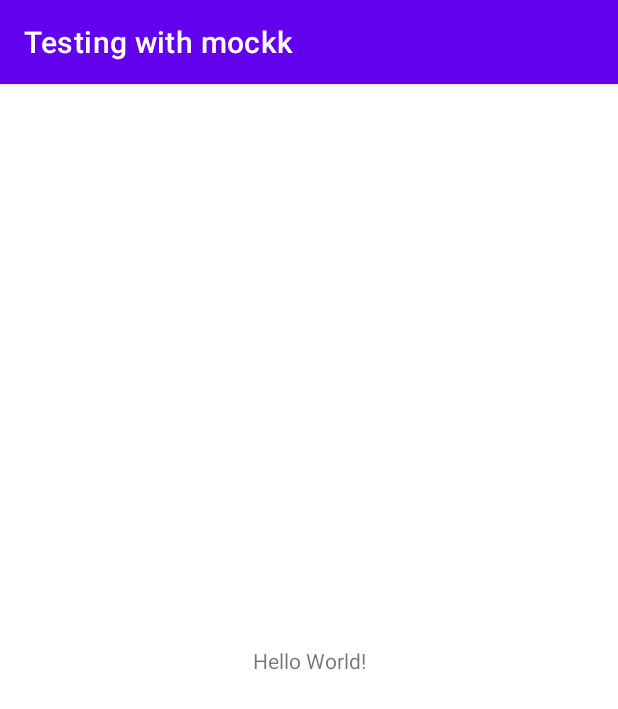
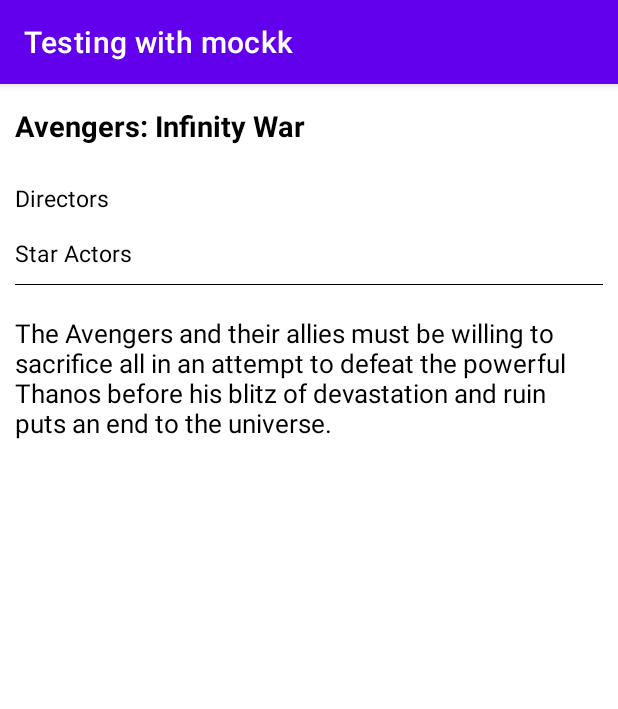
Before and after one commit to MohamedCS1/Testing-with-mockk, an Android app: the screen it shows after launch (MainActivity), on a phone screen of 412 x 824 dp. Shown: the top 709 px of the screen. Run offline under Robolectric (Android 15) with nearby library versions, the phone set to English and light mode, and no system bars; pictures from the network do not load.

```diff
--- a/app/src/main/AndroidManifest.xml
+++ b/app/src/main/AndroidManifest.xml
@@ -1,6 +1,8 @@
 <?xml version="1.0" encoding="utf-8"?>
 <manifest xmlns:android="http://schemas.android.com/apk/res/android"
     xmlns:tools="http://schemas.android.com/tools">
+
+    <uses-permission android:name="android.permission.INTERNET"/>
 
     <application
         android:allowBackup="true"
@@ -12,7 +14,7 @@
         android:theme="@style/Theme.TestingWithMockk"
         tools:targetApi="31">
         <activity
-            android:name=".MainActivity"
+            android:name=".ui.movie.MainActivity"
             android:exported="true">
             <intent-filter>
                 <action android:name="android.intent.action.MAIN" />
--- a/app/src/main/java/com/example/testingwithmockk/MainActivity.kt
+++ /dev/null
@@ -1,11 +0,0 @@
-package com.example.testingwithmockk
-
-import androidx.appcompat.app.AppCompatActivity
-import android.os.Bundle
-
-class MainActivity : AppCompatActivity() {
-    override fun onCreate(savedInstanceState: Bundle?) {
-        super.onCreate(savedInstanceState)
-        setContentView(R.layout.activity_main)
-    }
-}
--- /dev/null
+++ b/app/src/main/java/com/example/testingwithmockk/data/Movie.kt
@@ -0,0 +1,10 @@
+package com.example.testingwithmockk.data
+
+data class Movie (
+    val id: Int,
+    val title: String,
+    val image: String,
+    val description: String,
+    val directors: ArrayList<String>?,
+    val star_actors: ArrayList<String>?
+)
--- /dev/null
+++ b/app/src/main/java/com/example/testingwithmockk/data/source/MoviesDataSource.kt
@@ -0,0 +1,7 @@
+package com.example.testingwithmockk.data.source
+
+import com.example.testingwithmockk.data.Movie
+
+interface MoviesDataSource {
+    fun getMovie(movieId: Int): Movie?
+}
--- /dev/null
+++ b/app/src/main/java/com/example/testingwithmockk/data/source/MoviesRemoteDataSource.kt
@@ -0,0 +1,58 @@
+package com.example.testingwithmockk.data.source
+
+import com.example.testingwithmockk.data.Movie
+
+
+object MoviesRemoteDataSource : MoviesDataSource {
+
+    private var MOVIES_REMOTE_DATA = LinkedHashMap<Int, Movie>(2)
+
+    init {
+        addMovie(
+            0,
+            "Avengers: Infinity War",
+            "https://nyc3.digitaloceanspaces.com/open-api-spaces/open-api-static/blog/1/Infinity_War-infinity_war.png",
+            "The Avengers and their allies must be willing to sacrifice all in an attempt to " +
+                    "defeat the powerful Thanos before his blitz of devastation and ruin puts an end to " +
+                    "the universe.",
+            arrayListOf("Anthony Russo", "Joe Russo"),
+            arrayListOf("Robert Downey Jr.", "Chris Hemsworth", "Mark Ruffalo", "+ more...")
+        )
+
+        addMovie(
+            1,
+            "The Rundown",
+            "https://nyc3.digitaloceanspaces.com/open-api-spaces/open-api-static/blog/1/The_Rundown-the_rundown.png",
+            "A tough aspiring chef is hired to bring home a mobster's son from the Amazon but " +
+                    "becomes involved in the fight against an oppressive town operator and the search " +
+                    "for a legendary treasure.",
+            arrayListOf("R.J. Stewart", "James Vanderbilt"),
+            arrayListOf("Dwayne Johnson", "Seann William Scott", "Rosario Dawson", "Christopher Walken")
+        )
+    }
+
+    override fun getMovie(movieId: Int): Movie? {
+        return MOVIES_REMOTE_DATA[movieId]
+    }
+
+    private fun addMovie(
+        id: Int,
+        title: String,
+        image: String,
+        description: String,
+        directors: ArrayList<String>?,
+        star_actors: ArrayList<String>?
+    ){
+        val movie = Movie(
+            id = id,
+            title = title,
+            image = image,
+            description = description,
+            directors = directors,
+            star_actors = star_actors
+        )
+        MOVIES_REMOTE_DATA[id] = movie
+    }
+
+
+}
--- /dev/null
+++ b/app/src/main/java/com/example/testingwithmockk/factory/MovieFragmentFactory.kt
@@ -0,0 +1,33 @@
+package com.example.testingwithmockk.factory
+
+import androidx.fragment.app.Fragment
+import androidx.fragment.app.FragmentFactory
+import com.example.testingwithmockk.ui.movie.DirectorsFragment
+import com.example.testingwithmockk.ui.movie.MovieDetailFragment
+import com.example.testingwithmockk.ui.movie.StarActorsFragment
+
+class MovieFragmentFactory:FragmentFactory() {
+
+    override fun instantiate(classLoader: ClassLoader, className: String): Fragment {
+
+        when(className){
+
+            MovieDetailFragment::class.java.name -> {
+                MovieDetailFragment()
+            }
+
+            DirectorsFragment::class.java.name -> {
+                DirectorsFragment()
+            }
+
+            StarActorsFragment::class.java.name -> {
+                StarActorsFragment()
+            }
+
+            else -> {
+                super.instantiate(classLoader, className)
+            }
+        }
+        return super.instantiate(classLoader, className)
+    }
+}
--- /dev/null
+++ b/app/src/main/java/com/example/testingwithmockk/ui/movie/MainActivity.kt
@@ -0,0 +1,29 @@
+package com.example.testingwithmockk.ui.movie
+
+import androidx.appcompat.app.AppCompatActivity
+import android.os.Bundle
+import com.example.testingwithmockk.R
+import com.example.testingwithmockk.factory.MovieFragmentFactory
+
+class
+MainActivity : AppCompatActivity() {
+    override fun onCreate(savedInstanceState: Bundle?) {
+        super.onCreate(savedInstanceState)
+        setContentView(R.layout.activity_main)
+
+        supportFragmentManager.fragmentFactory = MovieFragmentFactory()
+
+        init()
+    }
+
+    private fun init(){
+        if(supportFragmentManager.fragments.size == 0){
+            val movieId = 0
+            val bundle = Bundle()
+            bundle.putInt("movie_id", movieId)
+            supportFragmentManager.beginTransaction()
+                .replace(R.id.container, MovieDetailFragment::class.java, bundle)
+                .commit()
+        }
+    }
+}
--- /dev/null
+++ b/app/src/main/java/com/example/testingwithmockk/ui/movie/MovieDetailFragment.kt
@@ -0,0 +1,82 @@
+package com.example.testingwithmockk.ui.movie
+
+import android.os.Bundle
+import androidx.fragment.app.Fragment
+import android.view.LayoutInflater
+import android.view.View
+import android.view.ViewGroup
+import android.widget.ImageView
+import android.widget.TextView
+import com.bumptech.glide.Glide
+import com.bumptech.glide.request.RequestOptions
+import com.example.testingwithmockk.R
+import com.example.testingwithmockk.data.Movie
+import com.example.testingwithmockk.data.source.MoviesDataSource
+import com.example.testingwithmockk.data.source.MoviesRemoteDataSource
+
+class MovieDetailFragment(
+): Fragment(){
+
+    private lateinit var movie_description:TextView
+    private lateinit var movie_directiors: TextView
+    private lateinit var movie_image: ImageView
+    private lateinit var movie_title: TextView
+    private lateinit var movie_star_actors:TextView
+    private lateinit var movie: Movie
+
+    override fun onCreate(savedInstanceState: Bundle?) {
+        super.onCreate(savedInstanceState)
+        arguments?.let { args ->
+            args.getInt("movie_id").let{ movieId ->
+                MoviesRemoteDataSource.getMovie(movieId)?.let{ movieFromRemote ->
+                    movie = movieFromRemote
+                }
+            }
+        }
+    }
+
+    override fun onCreateView(
+        inflater: LayoutInflater, container: ViewGroup?,
+        savedInstanceState: Bundle?
+    ): View? {
+        val view = inflater.inflate(R.layout.fragment_movie_detail, container, false)
+        movie_description = view.findViewById(R.id.movie_description)
+        movie_directiors = view.findViewById(R.id.movie_directiors)
+        movie_image = view.findViewById(R.id.movie_image)
+        movie_title = view.findViewById(R.id.movie_title)
+        movie_star_actors = view.findViewById(R.id.movie_star_actors)
+        return view    }
+
+    override fun onViewCreated(view: View, savedInstanceState: Bundle?) {
+        super.onViewCreated(view, savedInstanceState)
+
+        setMovieDetails()
+
+        movie_directiors.setOnClickListener {
+            val bundle = Bundle()
+            bundle.putStringArrayList("args_directors", movie.directors)
+            activity?.supportFragmentManager?.beginTransaction()
+                ?.replace(R.id.container, DirectorsFragment::class.java, bundle)
+                ?.addToBackStack("DirectorsFragment")
+                ?.commit()
+        }
+
+        movie_star_actors.setOnClickListener {
+            val bundle = Bundle()
+            bundle.putStringArrayList("args_actors", movie.star_actors)
+            activity?.supportFragmentManager?.beginTransaction()
+                ?.replace(R.id.container, StarActorsFragment::class.java, bundle)
+                ?.addToBackStack("StarActorsFragment")
+                ?.commit()
+        }
+    }
+
+    private fun setMovieDetails(){
+        Glide.with(this)
+            .load(movie.image)
+            .into(movie_image)
+        movie_title.text = movie.title
+        movie_description.text = movie.description
+    }
+
+}
--- a/app/src/main/res/layout/activity_main.xml
+++ b/app/src/main/res/layout/activity_main.xml
@@ -1,18 +1,22 @@
 <?xml version="1.0" encoding="utf-8"?>
-<androidx.constraintlayout.widget.ConstraintLayout xmlns:android="http://schemas.android.com/apk/res/android"
+<androidx.constraintlayout.widget.ConstraintLayout
+    xmlns:android="http://schemas.android.com/apk/res/android"
     xmlns:app="http://schemas.android.com/apk/res-auto"
-    xmlns:tools="http://schemas.android.com/tools"
     android:layout_width="match_parent"
     android:layout_height="match_parent"
-    tools:context=".MainActivity">
+    android:id="@+id/main">
 
-    <TextView
-        android:layout_width="wrap_content"
-        android:layout_height="wrap_content"
-        android:text="Hello World!"
+
+    <androidx.fragment.app.FragmentContainerView
+        android:layout_height="match_parent"
+        android:layout_width="match_parent"
+        app:layout_constraintTop_toTopOf="parent"
+        app:layout_constraintRight_toRightOf="parent"
+        app:layout_constraintLeft_toLeftOf="parent"
         app:layout_constraintBottom_toBottomOf="parent"
-        app:layout_constraintEnd_toEndOf="parent"
-        app:layout_constraintStart_toStartOf="parent"
-        app:layout_constraintTop_toTopOf="parent" />
+        android:id="@+id/container"
+        />
+
+
 
 </androidx.constraintlayout.widget.ConstraintLayout>
--- /dev/null
+++ b/app/src/main/res/layout/fragment_movie_detail.xml
@@ -0,0 +1,94 @@
+<?xml version="1.0" encoding="utf-8"?>
+<androidx.constraintlayout.widget.ConstraintLayout
+    xmlns:android="http://schemas.android.com/apk/res/android"
+    android:layout_width="match_parent"
+    android:layout_height="match_parent"
+    android:id="@+id/fragmentMovieDetailParent"
+    xmlns:app="http://schemas.android.com/apk/res-auto"
+    android:background="#fff"
+    >
+
+    <TextView
+        android:layout_width="match_parent"
+        android:layout_height="55dp"
+        app:layout_constraintTop_toTopOf="parent"
+        app:layout_constraintRight_toRightOf="parent"
+        app:layout_constraintLeft_toLeftOf="parent"
+        app:layout_constraintBottom_toTopOf="@+id/movie_image"
+        android:id="@+id/movie_title"
+        android:gravity="center_vertical"
+        android:layout_marginStart="10dp"
+        android:text="@string/text_movie_title"
+        android:textColor="#000"
+        android:textSize="19sp"
+        android:textStyle="bold"
+        />
+
+    <ImageView
+        android:layout_width="match_parent"
+        android:layout_height="wrap_content"
+        app:layout_constraintRight_toRightOf="parent"
+        app:layout_constraintTop_toBottomOf="@+id/movie_title"
+        app:layout_constraintLeft_toLeftOf="parent"
+        app:layout_constraintBottom_toTopOf="@+id/container1"
+        android:id="@+id/movie_image"
+        android:scaleType="fitXY"
+        android:adjustViewBounds="true"
+        />
+
+    <LinearLayout
+        android:layout_width="match_parent"
+        android:layout_height="wrap_content"
+        app:layout_constraintTop_toBottomOf="@id/movie_image"
+        app:layout_constraintLeft_toLeftOf="parent"
+        app:layout_constraintRight_toRightOf="parent"
+        android:orientation="vertical"
+        android:padding="10dp"
+        android:id="@+id/container1"
+        >
+
+        <TextView
+            android:layout_width="match_parent"
+            android:layout_height="wrap_content"
+            android:id="@+id/movie_directiors"
+            android:text="@string/text_list_movie_directors"
+            android:textColor="@color/black"
+            android:textSize="15sp"
+            />
+
+        <TextView
+            android:layout_width="match_parent"
+            android:layout_height="wrap_content"
+            android:id="@+id/movie_star_actors"
+            android:text="@string/text_list_movie_star_actors"
+            android:textColor="@color/black"
+            android:textSize="15sp"
+            android:layout_marginTop="15dp"
+            />
+
+        <View
+            android:layout_width="match_parent"
+            android:layout_height="0.5dp"
+            android:background="@color/black"
+            android:layout_marginTop="10dp"
+            >
+
+        </View>
+
+        <TextView
+            android:layout_width="match_parent"
+            android:layout_height="wrap_content"
+            android:id="@+id/movie_description"
+            android:text="@string/test_movie_description"
+            android:textColor="#000"
+            android:textSize="17sp"
+            android:layout_marginTop="20dp"
+            />
+
+
+
+    </LinearLayout>
+
+
+
+</androidx.constraintlayout.widget.ConstraintLayout>
--- a/app/src/main/res/values/strings.xml
+++ b/app/src/main/res/values/strings.xml
@@ -1,3 +1,22 @@
 <resources>
     <string name="app_name">Testing with mockk</string>
+    <!-- TODO: Remove or change this placeholder text -->
+
+    <string name="hello_blank_fragment">Hello blank fragment</string>
+
+    <string name="text_next">Next</string>
+    <string name="text_start">Start</string>
+    <string name="text_next_fragment">Next fragment</string>
+    <string name="text_next_activity">Next Activity</string>
+    <string name="text_secondary_fragment">This is Secondary Fragment</string>
+    <string name="text_mainactivity">MainActivity</string>
+    <string name="text_back">Back</string>
+    <string name="text_secondaryactivity">SecondaryActivity</string>
+    <string name="text_oops">Oops!</string>
+    <string name="text_movie_title">Movie Title</string>
+    <string name="test_movie_description">This is a description of the movie.</string>
+    <string name="text_list_movie_directors">Directors</string>
+    <string name="text_list_movie_star_actors">Star Actors</string>
+    <string name="text_directors">Directors:</string>
+    <string name="text_star_actors">Star Actors:</string>
 </resources>
```
Also changed, not shown: app/build.gradle (+11 -0 lines), app/src/main/java/com/example/testingwithmockk/ui/movie/DirectorsFragment.kt (added, +53 -0 lines), app/src/main/java/com/example/testingwithmockk/ui/movie/StarActorsFragment.kt (added, +53 -0 lines), app/src/main/res/layout/fragment_directors.xml (added, +51 -0 lines), app/src/main/res/layout/fragment_star_actors.xml (added, +51 -0 lines), 1 other file.
